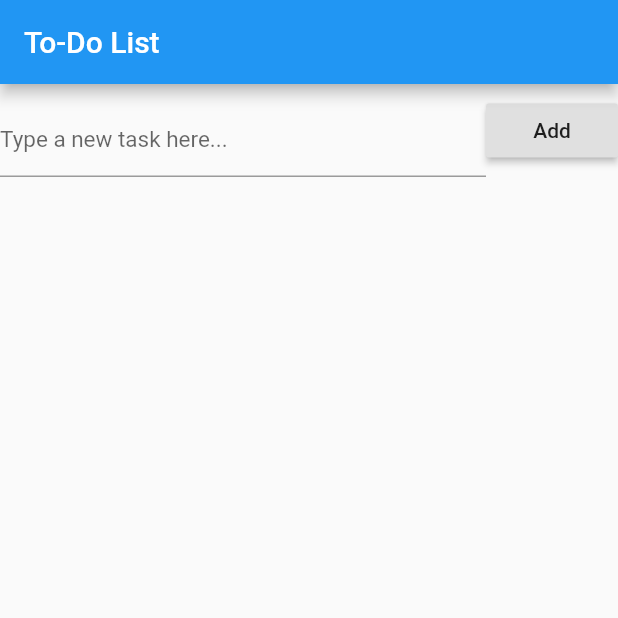
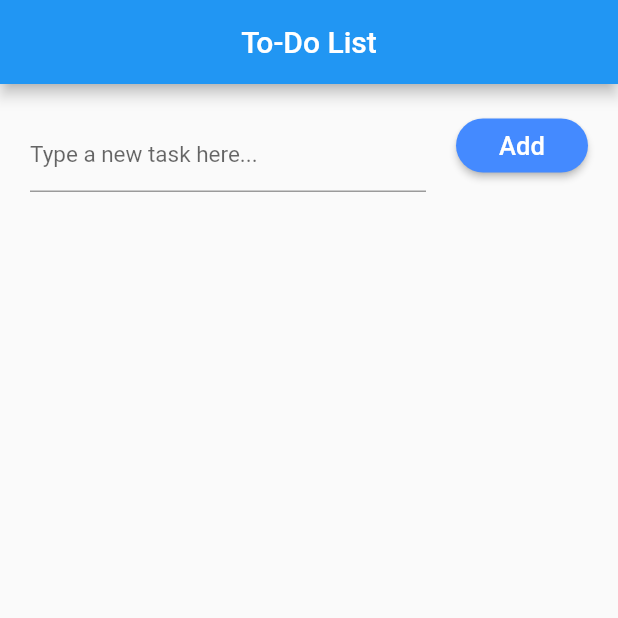
Before and after one commit to gilsonDias92/To-Do-List-em-Flutter, a Flutter app: the screen it shows after launch, on a phone screen of 412 x 824 dp, the top half of it. Run offline on Flutter 3.47's test engine with Material 2 defaults, Android fonts, the phone set to English and light mode, and no system bars.

Commit message:
Estilização do botao e configuração de margin e padding

```diff
--- a/to_do_list_project/lib/main.dart
+++ b/to_do_list_project/lib/main.dart
@@ -39,6 +39,7 @@ class MyHomeState extends State<MyHome> {
       // renderiza a barra no topo do app
       appBar: AppBar(
         //Widget AppBar recebe parametros
+        centerTitle: true,
         title: Text('To-Do List'),
         // title nao pode receber texto, tem q receber o
         // widget Text com a string dentro...
@@ -46,6 +47,10 @@ class MyHomeState extends State<MyHome> {
 
       // renderiza o corpo do app e dentro dele os parametros
       body: Container(
+
+        // espaçamento no container principal para descolar elementos da borda
+        padding: EdgeInsets.symmetric(horizontal: 20, vertical: 10),
+
         // widgets q precisaam receber um filho, se for mais de um recebe  children
         // renderiza widgets na forma vertical
         // column recebe children pois pode receber varios widgets
@@ -70,17 +75,28 @@ class MyHomeState extends State<MyHome> {
                           hintText: 'Type a new task here...',
                           hintStyle: TextStyle(fontSize: 15)),
 
-                      // defini o tipo de campo (texto, email, numero)
+                      // define o tipo de campo (texto, email, numero)
                       keyboardType: TextInputType.text,
                     ),
                   ),
-                  RaisedButton(
-                    // raisedbutton vem desabilitado por padrao, precisamos add a funcao onPressed()
-                    child: Text('Add'),
-                    onPressed: () {
-                      print('Botão OK');
-                    },
-                  ),
+                  Container(
+                    // margin: medida em pixel
+                    margin: EdgeInsets.only(left: 20),
+                    child: RaisedButton(
+                      // raisedbutton vem desabilitado por padrao, precisamos add a funcao onPressed()
+                      child: Text('Add', style: TextStyle(fontSize: 17),
+                      ),
+                      onPressed: () {
+                        print('Botão OK');
+                      },
+                      // definindo border radius dentro do button
+                      shape: RoundedRectangleBorder(borderRadius:
+                        new  BorderRadius.circular(20.0)
+                        ),
+                      color: Colors.blueAccent,
+                      textColor: Colors.white,
+                    ),
+                  )
                 ],
               ),
             )
```
